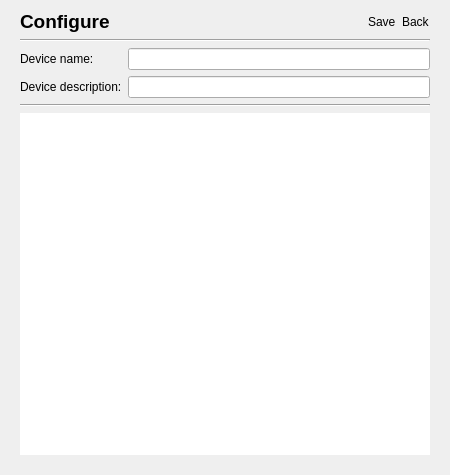
Old version of the form sokketter-ui/sources/mainwindow.ui in the repository morwy/sokketter.
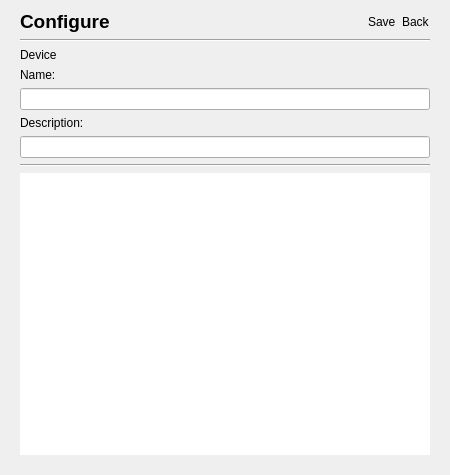
New version of the form. The open tabs and pages were chosen to show the change. Custom widgets are drawn as their Qt base class.

Commit message: feature: added BoldLabel class

What changed in the file:
```diff
--- a/sokketter-ui/sources/mainwindow.ui
+++ b/sokketter-ui/sources/mainwindow.ui
@@ -832,31 +832,35 @@
             <number>0</number>
            </property>
            <item>
-            <layout class="QFormLayout" name="formLayout_2">
-             <property name="topMargin">
-              <number>0</number>
-             </property>
+            <layout class="QVBoxLayout" name="verticalLayout_11">
              <property name="bottomMargin">
               <number>0</number>
              </property>
-             <item row="0" column="0">
-              <widget class="QLabel" name="label_4">
+             <item>
+              <widget class="QLabel" name="label_6">
                <property name="text">
-                <string>Device name:</string>
+                <string>Device</string>
                </property>
               </widget>
              </item>
-             <item row="0" column="1">
+             <item>
+              <widget class="BoldLabel" name="label_4">
+               <property name="text">
+                <string>Name:</string>
+               </property>
+              </widget>
+             </item>
+             <item>
               <widget class="QLineEdit" name="configure_device_name_line_edit"/>
              </item>
-             <item row="1" column="0">
-              <widget class="QLabel" name="label_5">
+             <item>
+              <widget class="BoldLabel" name="label_5">
                <property name="text">
-                <string>Device description:</string>
+                <string>Description:</string>
                </property>
               </widget>
              </item>
-             <item row="1" column="1">
+             <item>
               <widget class="QLineEdit" name="configure_device_description_line_edit"/>
              </item>
             </layout>
@@ -940,6 +944,11 @@
    <extends>QLabel</extends>
    <header location="global">ElidingLabel.h</header>
   </customwidget>
+  <customwidget>
+   <class>BoldLabel</class>
+   <extends>QLabel</extends>
+   <header>BoldLabel.h</header>
+  </customwidget>
  </customwidgets>
  <resources/>
  <connections/>
```
The commit also changes 4 other files.
